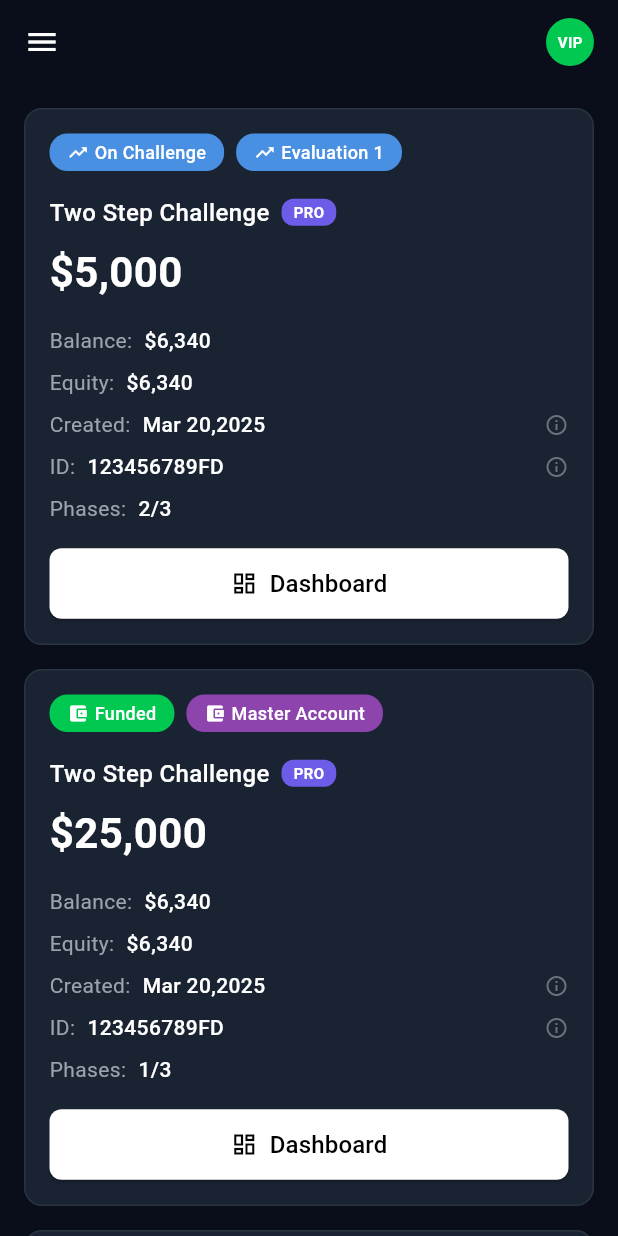
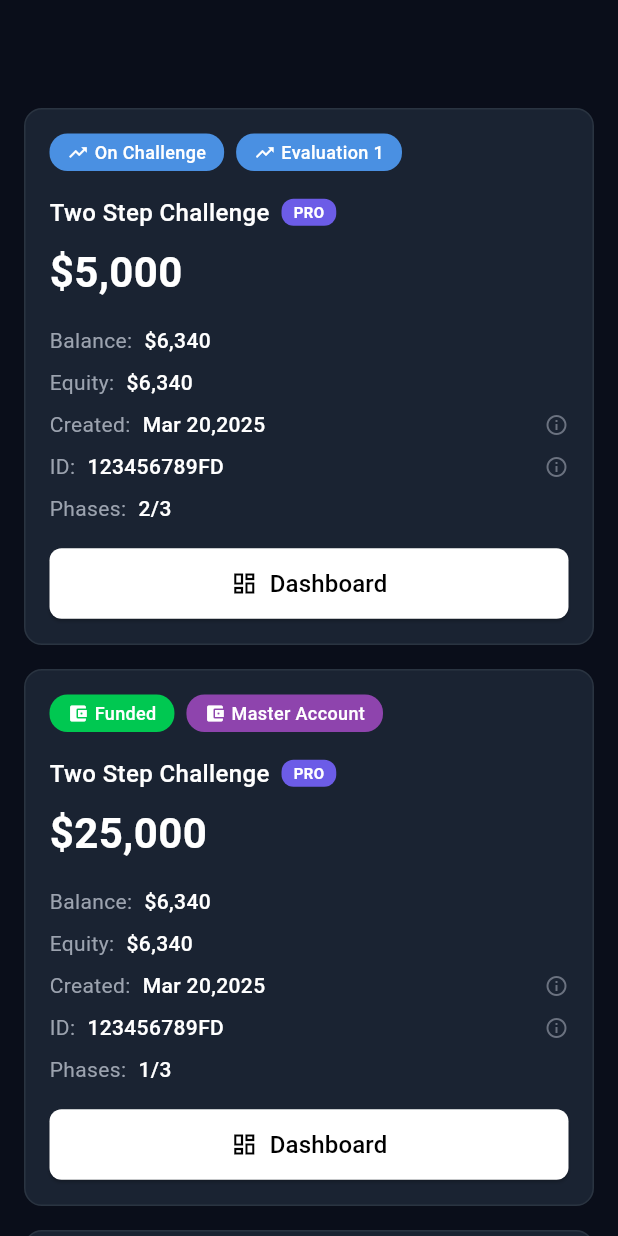
Before and after one commit to kagwicharles/Xpert-Funding-Test, a Flutter app: the screen it shows after launch, on a phone screen of 412 x 824 dp. Run offline on Flutter 3.47's test engine with Material 3 defaults, Android fonts, the phone set to English and light mode, and no system bars; our stand-ins replace flutter_bloc.

Commit message:
Update: remove some widgets on main screen

```diff
--- a/lib/xpert_finding_app.dart
+++ b/lib/xpert_finding_app.dart
@@ -30,28 +30,7 @@ class _XpertFundingAppState extends State<XpertFundingApp> {
         appBar: AppBar(
           backgroundColor: const Color(0xFF0A0E1A),
           elevation: 0,
-          leading: const Icon(Icons.menu, color: Colors.white),
-          actions: [
-            Container(
-              margin: const EdgeInsets.only(right: 16),
-              width: 32,
-              height: 32,
-              decoration: const BoxDecoration(
-                color: Color(0xFF00C851),
-                shape: BoxShape.circle,
-              ),
-              child: const Center(
-                child: Text(
-                  'VIP',
-                  style: TextStyle(
-                    color: Colors.white,
-                    fontSize: 10,
-                    fontWeight: FontWeight.bold,
-                  ),
-                ),
-              ),
-            ),
-          ],
+          automaticallyImplyLeading: false,
         ),
         body: BlocListener<ChallengesBloc, ChallengesState>(
           listener: (context, state) {
```
